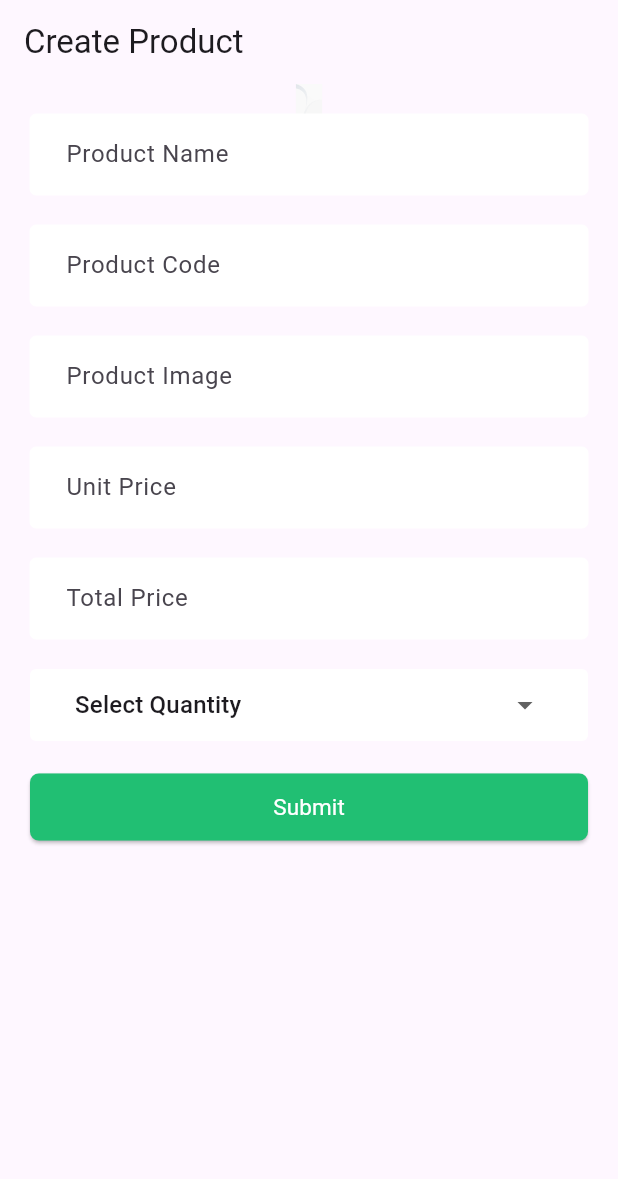
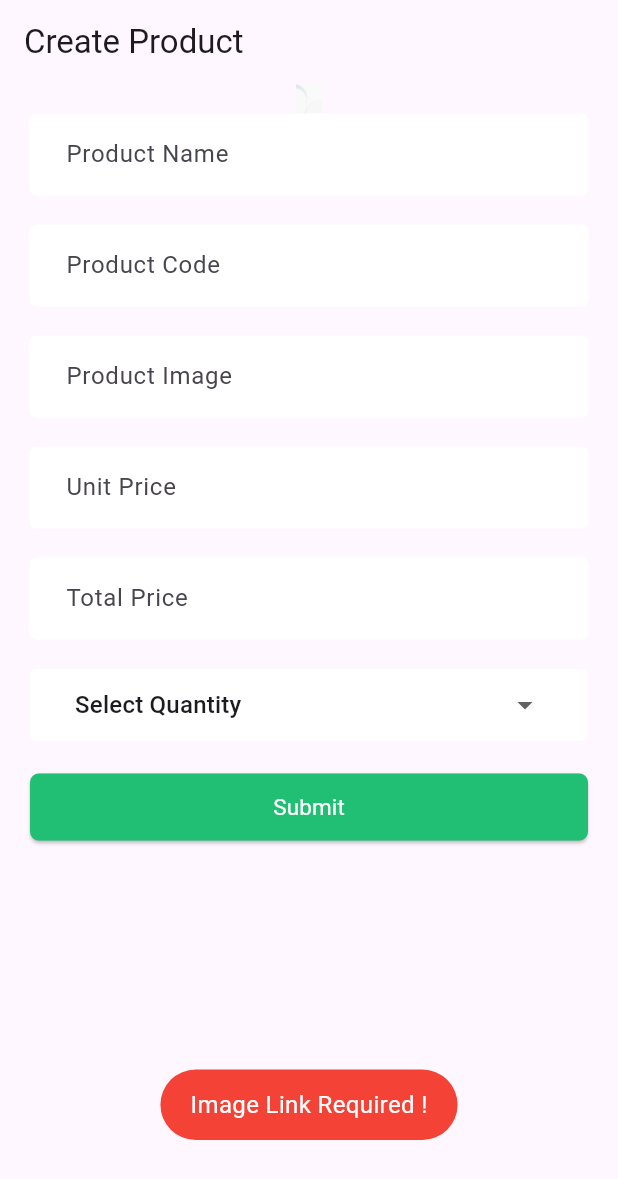
Before and after one commit to arifbsns22/CRUD_pctc, a Flutter app: the screen it shows after launch, after a tap on "Submit", on a phone screen of 412 x 824 dp. Shown: the top 1179 px of the screen. Run offline on Flutter 3.47's test engine with Material 3 defaults, Android fonts, the light colour scheme and no system bars; our stand-ins replace awesome_snackbar_content, flutter_svg, fluttertoast.

Commit message:
1st commit

```diff
--- a/lib/Screen/ProductCreatScreen.dart
+++ b/lib/Screen/ProductCreatScreen.dart
@@ -8,17 +8,43 @@ class ProductCreateScreen extends StatefulWidget {
 }
 
 class _ProductCreateScreenState extends State<ProductCreateScreen> {
-
 //---------Product info collection model as like RestAPI----//
-  Map<String,String> FormValues={"ProductName": "", "ProductCode": "", "Img": "", "Qty": "", "UnitPrice": "", "TotalPrice": ""};
-  InputOnChange(MapKey, Textvalue){
+  Map<String, String> FormValues = {
+    "ProductName": "",
+    "ProductCode": "",
+    "Img": "",
+    "Qty": "",
+    "UnitPrice": "",
+    "TotalPrice": ""
+  };
+  InputOnChange(MapKey, Textvalue) {
     setState(() {
-      FormValues.update(MapKey, (value)=> Textvalue);
+      FormValues.update(MapKey, (value) => Textvalue);
     });
-
   }
 //---------Product info collection model as like RestAPI----//
 
+//--------------------------Form Submit-----------------------//
+
+  FormOnSubmit() {
+    if (FormValues['Img']!.length == 0) {
+      ErrorToast('Image Link Required !');
+    } else if (FormValues['ProductName']!.length == 0) {
+      ErrorToast('Product Name Required !');
+    } else if (FormValues['ProductCode']!.length == 0) {
+      ErrorToast('Product Code Required !');
+    } else if (FormValues['UnitPrice']!.length == 0) {
+      ErrorToast('Unit Price Required !');
+    } else if (FormValues['TotalPrice']!.length == 0) {
+      ErrorToast('Total Price Required !');
+    } else if (FormValues['Qty']!.length == 0) {
+      ErrorToast('Quantity is Required !');
+    } else {
+      // Data Rest API.....Post
+    }
+  }
+
+//--------------------------Form Submit-----------------------//
 
   @override
   Widget build(BuildContext context) {
@@ -34,55 +60,43 @@ class _ProductCreateScreenState extends State<ProductCreateScreen> {
               padding: EdgeInsets.all(20),
               child: Column(
                 children: [
-
-
                   TextFormField(
                     onChanged: (Textvalue) {
-                      InputOnChange("ProductName",Textvalue);
+                      InputOnChange("ProductName", Textvalue);
                     },
                     decoration: AppInputDecoration('Product Name'),
                   ),
-
-
                   SizedBox(height: 20),
                   TextFormField(
                     onChanged: (Textvalue) {
-                      InputOnChange("ProductCode",Textvalue);
+                      InputOnChange("ProductCode", Textvalue);
                     },
                     decoration: AppInputDecoration('Product Code'),
                   ),
-
-
                   SizedBox(height: 20),
                   TextFormField(
                     onChanged: (Textvalue) {
-                      InputOnChange("Img",Textvalue);
+                      InputOnChange("Img", Textvalue);
                     },
                     decoration: AppInputDecoration('Product Image'),
                   ),
-
-
                   SizedBox(height: 20),
                   TextFormField(
                     onChanged: (Textvalue) {
-                      InputOnChange("UnitPrice",Textvalue);
+                      InputOnChange("UnitPrice", Textvalue);
                     },
                     decoration: AppInputDecoration('Unit Price'),
                   ),
-
-
                   SizedBox(height: 20),
                   TextFormField(
                     onChanged: (Textvalue) {
-                      InputOnChange("TotalPrice",Textvalue);
+                      InputOnChange("TotalPrice", Textvalue);
                     },
                     decoration: AppInputDecoration('Total Price'),
                   ),
-
-
                   SizedBox(height: 20),
                   AppDropDownStyle(DropdownButton(
-                    value: FormValues ['Qty'],
+                    value: FormValues['Qty'],
                     items: [
                       DropdownMenuItem(
                         child: Text('Select Quantity'),
@@ -106,8 +120,7 @@ class _ProductCreateScreenState extends State<ProductCreateScreen> {
                       ),
                     ],
                     onChanged: (Textvalue) {
-                      InputOnChange("Qty",Textvalue);
-
+                      InputOnChange("Qty", Textvalue);
                     },
                     underline: Container(),
                     isExpanded: true,
@@ -116,7 +129,9 @@ class _ProductCreateScreenState extends State<ProductCreateScreen> {
                   Container(
                       child: ElevatedButton(
                           style: AppButtonStyle(),
-                          onPressed: () {},
+                          onPressed: () {
+                            FormOnSubmit();
+                          },
                           child: SuccessButtonChild('Submit')))
                 ],
               ),
--- a/lib/Style/style.dart
+++ b/lib/Style/style.dart
@@ -1,12 +1,42 @@
 import 'dart:ui';
 
+import 'package:awesome_snackbar_content/awesome_snackbar_content.dart';
 import 'package:flutter/material.dart';
 import 'package:flutter_svg/flutter_svg.dart';
+import 'package:fluttertoast/fluttertoast.dart';
 
 const colorRed = Color.fromRGBO(231, 28, 36, 1);
 const colorGreen = Color.fromRGBO(33, 191, 115, 1);
 const colorWhite = Color.fromRGBO(255, 255, 255, 1);
 const colorDarkBlue = Color.fromRGBO(44, 62, 80, 1);
+
+//------------------ Flutter Toast----------------------//
+void ErrorToast(msg) {
+  Fluttertoast.showToast(
+      msg: msg,
+      toastLength: Toast.LENGTH_SHORT,
+      gravity: ToastGravity.BOTTOM,
+      timeInSecForIosWeb: 1,
+      backgroundColor: Colors.red,
+      textColor: Colors.white,
+      fontSize: 16.0);
+}
+
+void SuccessToast(msg) {
+  Fluttertoast.showToast(
+      msg: msg,
+      toastLength: Toast.LENGTH_SHORT,
+      gravity: ToastGravity.BOTTOM,
+      timeInSecForIosWeb: 1,
+      backgroundColor: Colors.green,
+      textColor: Colors.white,
+      fontSize: 16.0);
+}
+
+//------------------ Flutter Toast----------------------//
+//-----------------------//
+void ErorSnackBar() {}
+//---------------------//
 
 SvgPicture ScreenBackground(context) {
   return SvgPicture.asset(
--- a/pubspec.yaml
+++ b/pubspec.yaml
@@ -37,6 +37,8 @@ dependencies:
   cupertino_icons: ^1.0.8
   http: ^1.3.0
   flutter_svg: ^2.1.0
+  fluttertoast: ^8.2.12
+  awesome_snackbar_content: ^0.1.5
 
 dev_dependencies:
   flutter_test:
```
Also changed, not shown: pubspec.lock.
